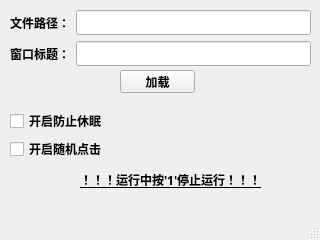
TH1RT3EN-LI/PySeer, file ui/load_file_1.ui: the form before one commit.
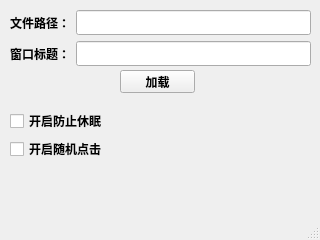
The form after the commit.

```diff
--- a/ui/load_file_1.ui
+++ b/ui/load_file_1.ui
@@ -159,27 +159,6 @@
      </item>
     </layout>
    </widget>
-   <widget class="QLabel" name="label_3">
-    <property name="geometry">
-     <rect>
-      <x>80</x>
-      <y>170</y>
-      <width>181</width>
-      <height>20</height>
-     </rect>
-    </property>
-    <property name="font">
-     <font>
-      <family>微软雅黑</family>
-      <weight>75</weight>
-      <bold>true</bold>
-      <underline>true</underline>
-     </font>
-    </property>
-    <property name="text">
-     <string>！！！运行中按'1'停止运行！！！</string>
-    </property>
-   </widget>
   </widget>
   <widget class="QMenuBar" name="menubar">
    <property name="geometry">
```
